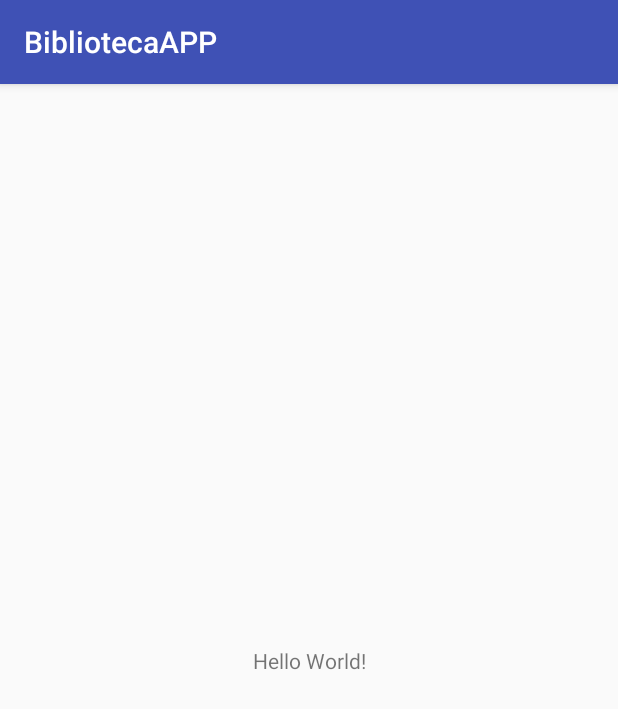
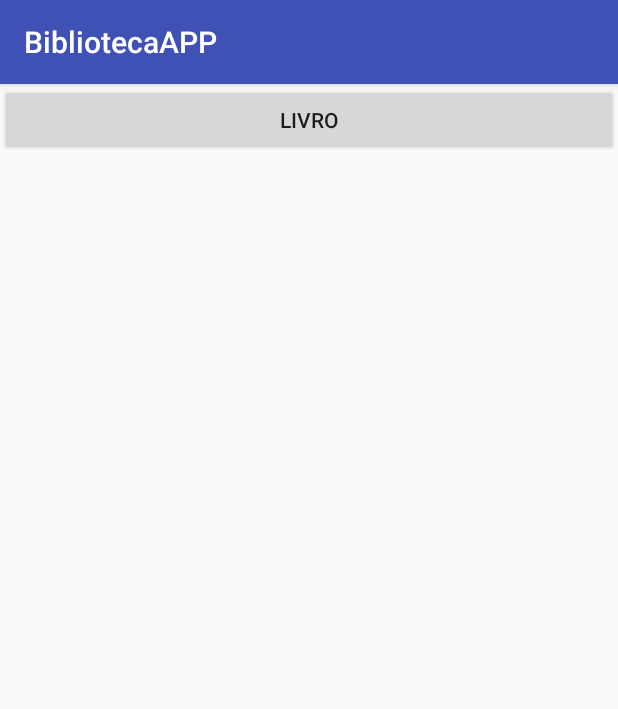
Before and after one commit to lglmoura/bibliotecaAPP, an Android app: the screen it shows after launch (MainActivity), on a phone screen of 412 x 824 dp. Shown: the top 709 px of the screen. Run offline under Robolectric (Android 15) with nearby library versions, the phone set to English and light mode, and no system bars.

Commit message:
Alterando o layout Principal e Colocando Dependecia

```diff
--- a/app/build.gradle
+++ b/app/build.gradle
@@ -26,5 +26,6 @@ dependencies {
     })
     compile 'com.android.support:appcompat-v7:25.3.1'
     compile 'com.android.support.constraint:constraint-layout:1.0.0-alpha7'
+    compile 'com.android.support:recyclerview-v7:25.3.1'
     testCompile 'junit:junit:4.12'
 }
--- a/app/src/main/java/pooa20171/iff/br/bibliotecaapp/MainActivity.java
+++ b/app/src/main/java/pooa20171/iff/br/bibliotecaapp/MainActivity.java
@@ -1,5 +1,6 @@
 package pooa20171.iff.br.bibliotecaapp;
 
+import android.content.Intent;
 import android.support.v7.app.AppCompatActivity;
 import android.os.Bundle;
 
@@ -10,4 +11,9 @@ public class MainActivity extends AppCompatActivity {
         super.onCreate(savedInstanceState);
         setContentView(R.layout.activity_main);
     }
+
+    public void irParaLivro(){
+        Intent livro = new Intent(this,Livro.class);
+        startActivity(livro);
+    }
 }
--- a/app/src/main/res/layout/activity_main.xml
+++ b/app/src/main/res/layout/activity_main.xml
@@ -1,18 +1,17 @@
 <?xml version="1.0" encoding="utf-8"?>
-<android.support.constraint.ConstraintLayout xmlns:android="http://schemas.android.com/apk/res/android"
+<LinearLayout xmlns:android="http://schemas.android.com/apk/res/android"
     xmlns:app="http://schemas.android.com/apk/res-auto"
     xmlns:tools="http://schemas.android.com/tools"
     android:layout_width="match_parent"
     android:layout_height="match_parent"
     tools:context="pooa20171.iff.br.bibliotecaapp.MainActivity">
 
-    <TextView
+
+    <Button
+        android:id="@+id/bt_livro"
         android:layout_width="wrap_content"
         android:layout_height="wrap_content"
-        android:text="Hello World!"
-        app:layout_constraintBottom_toBottomOf="parent"
-        app:layout_constraintLeft_toLeftOf="parent"
-        app:layout_constraintRight_toRightOf="parent"
-        app:layout_constraintTop_toTopOf="parent" />
-
-</android.support.constraint.ConstraintLayout>
+        android:layout_weight="1"
+        android:onClick="irParaLivro"
+        android:text="Livro" />
+</LinearLayout>
```
